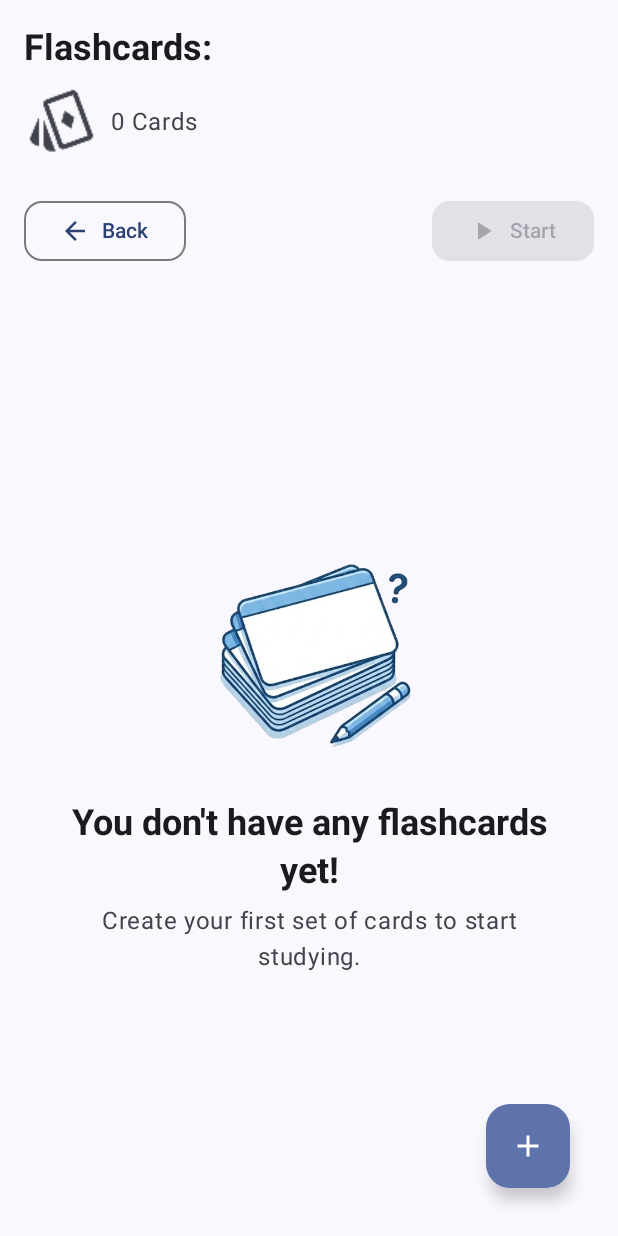
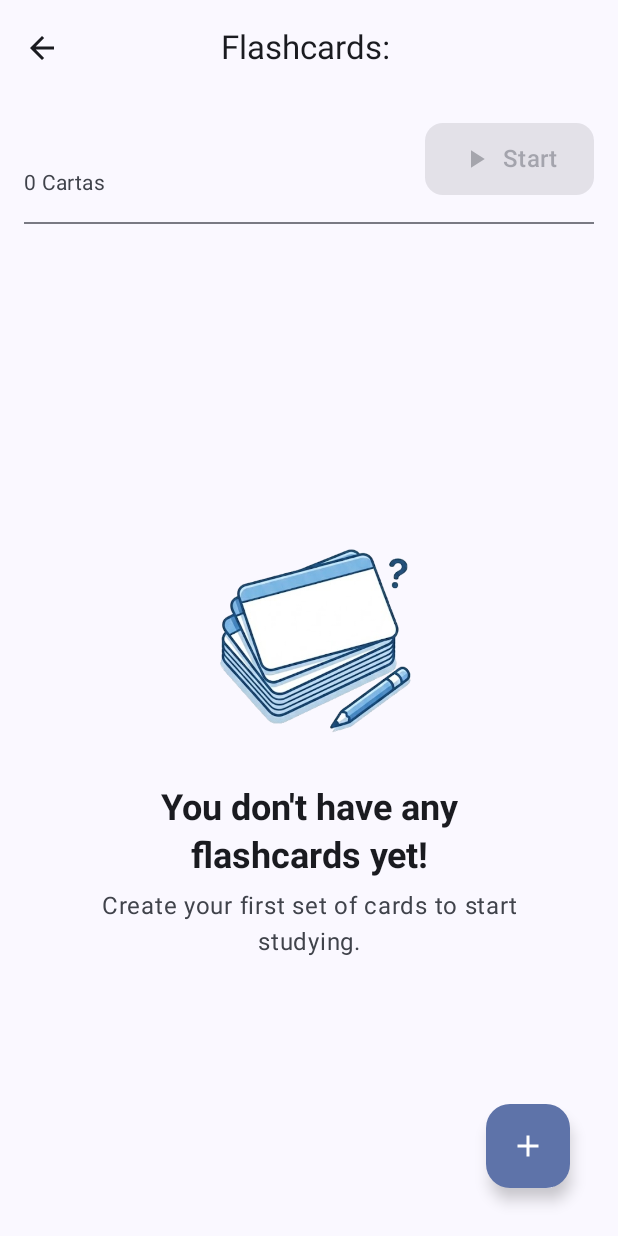
Before and after one commit to alexisgau/FlashMind, an Android app built with Jetpack Compose: the composable FlashCardScreen called with empty values, on a phone screen of 412 x 824 dp. Run offline under Robolectric (Android 15) with nearby library versions, the phone set to English and light mode, and no system bars; our stand-ins replace Dagger/Hilt's generated code, Firebase (no records; nobody signed in at launch, a user with empty details on screens opened directly), Room's generated code.

Commit message:
Refactor: Redesign FlashCard and StartLesson screens and update dependencies

```diff
--- a/app/build.gradle.kts
+++ b/app/build.gradle.kts
@@ -23,7 +23,7 @@ plugins {
 
 android {
     namespace = "com.alexisgau.synapai"
-    compileSdk = 35
+    compileSdk = 36
 
 
     defaultConfig {
--- a/app/src/main/java/com/alexisgau/synapai/data/network/AuthClient.kt
+++ b/app/src/main/java/com/alexisgau/synapai/data/network/AuthClient.kt
@@ -226,7 +226,7 @@ class AuthClient @Inject constructor(
 
         } catch (e: GetCredentialException) {
             Log.e("AuthClient", "Error de Credential Manager: ${e.message}")
-            emit(AuthResponse.Error(context.getString(R.string.auth_error_google)))
+            emit(AuthResponse.Error(context.getString(R.string.auth_error_no_google_account)))
 
         } catch (e: Exception) {
             Log.e("AuthClient", "Error desconocido en signInWithGoogle: ${e.message}")
--- a/app/src/main/java/com/alexisgau/synapai/presentation/ui/flashcard/FlashCardScreen.kt
+++ b/app/src/main/java/com/alexisgau/synapai/presentation/ui/flashcard/FlashCardScreen.kt
@@ -28,14 +28,19 @@ import androidx.compose.material3.Button
 import androidx.compose.material3.ButtonDefaults
 import androidx.compose.material3.Card
 import androidx.compose.material3.CardDefaults
+import androidx.compose.material3.CenterAlignedTopAppBar
+import androidx.compose.material3.Divider
+import androidx.compose.material3.ExperimentalMaterial3Api
 import androidx.compose.material3.Icon
 import androidx.compose.material3.IconButton
 import androidx.compose.material3.MaterialTheme
 import androidx.compose.material3.OutlinedButton
 import androidx.compose.material3.Scaffold
+import androidx.compose.material3.Surface
 import androidx.compose.material3.Text
 import androidx.compose.runtime.Composable
 import androidx.compose.runtime.LaunchedEffect
+import androidx.compose.runtime.getValue
 import androidx.compose.ui.Alignment
 import androidx.compose.ui.Modifier
 import androidx.compose.ui.draw.clip
@@ -48,14 +53,17 @@ import androidx.compose.ui.res.painterResource
 import androidx.compose.ui.res.stringResource
 import androidx.compose.ui.text.font.FontWeight
 import androidx.compose.ui.text.style.TextAlign
+import androidx.compose.ui.text.style.TextOverflow
 import androidx.compose.ui.tooling.preview.Preview
 import androidx.compose.ui.unit.dp
 import androidx.hilt.navigation.compose.hiltViewModel
 import androidx.lifecycle.compose.collectAsStateWithLifecycle
 import com.alexisgau.synapai.R
+import com.alexisgau.synapai.domain.model.FlashCard
 import com.alexisgau.synapai.presentation.ui.addflashcardai.AddFlashCardFab
 
 
+@OptIn(ExperimentalMaterial3Api::class)
 @Composable
 fun FlashCardScreen(
     lessonId: Int,
@@ -67,15 +75,23 @@ fun FlashCardScreen(
     navigateToLessons: () -> Unit,
     viewModel: FlashCardListViewModel = hiltViewModel(),
 ) {
-    val flashCards = viewModel.flashCards.collectAsStateWithLifecycle()
-
+    val flashCards by viewModel.flashCards.collectAsStateWithLifecycle()
 
     LaunchedEffect(key1 = lessonId) {
         viewModel.loadFlashCardsByLesson(lessonId)
     }
 
-
     Scaffold(
+        topBar = {
+            CenterAlignedTopAppBar(
+                title = { Text(stringResource(id = R.string.flashcards_title, lessonName)) },
+                navigationIcon = {
+                    IconButton(onClick = navigateToLessons) {
+                        Icon(Icons.Default.ArrowBack, contentDescription = "Atrás")
+                    }
+                }
+            )
+        },
         floatingActionButton = {
             AddFlashCardFab(
                 onManualClick = { navigateToAddFlashCardManual(lessonId) },
@@ -86,107 +102,134 @@ fun FlashCardScreen(
         Column(
             modifier = Modifier
                 .fillMaxSize()
-                .padding(innerPadding),
+                .padding(innerPadding)
+                .padding(horizontal = 16.dp)
         ) {
 
-            Column(
-                modifier = Modifier
-                    .fillMaxWidth()
-                    .padding(horizontal = 16.dp, vertical = 16.dp)
-            ) {
-                Text(
-                    text = stringResource(id = R.string.flashcards_title, lessonName),
-                    style = MaterialTheme.typography.headlineSmall,
-                    fontWeight = FontWeight.Bold,
-                    color = MaterialTheme.colorScheme.onSurface
-                )
-
-                Spacer(modifier = Modifier.height(8.dp))
-
-                Row(
-                    verticalAlignment = Alignment.CenterVertically
-                ) {
-                    Icon(
-                        painter = painterResource(R.drawable.playing_cards),
-                        contentDescription = stringResource(
-                            id = R.string.flashcards_counter,
-                            flashCards.value.size
-                        ),
-                        tint = MaterialTheme.colorScheme.onSurfaceVariant
-                    )
-                    Spacer(modifier = Modifier.width(8.dp))
-                    Text(
-                        text = stringResource(
-                            id = R.string.flashcards_counter,
-                            flashCards.value.size
-                        ),
-                        style = MaterialTheme.typography.bodyLarge,
-                        color = MaterialTheme.colorScheme.onSurfaceVariant
-                    )
-                }
-            }
-
             Row(
-                modifier = Modifier
-                    .fillMaxWidth()
-                    .padding(horizontal = 16.dp, vertical = 8.dp),
+                modifier = Modifier.fillMaxWidth().padding(vertical = 16.dp),
                 horizontalArrangement = Arrangement.SpaceBetween,
                 verticalAlignment = Alignment.CenterVertically
             ) {
-                OutlinedButton(
-                    onClick = { navigateToLessons() },
-                    shape = RoundedCornerShape(12.dp),
-                    colors = ButtonDefaults.outlinedButtonColors(
-                        contentColor = MaterialTheme.colorScheme.primary
+                Column {
+                    Text(
+                        text = lessonName,
+                        style = MaterialTheme.typography.headlineSmall,
+                        fontWeight = FontWeight.Bold
                     )
-                ) {
-                    Icon(
-                        imageVector = Icons.Default.ArrowBack,
-                        contentDescription = stringResource(id = R.string.back),
-                        modifier = Modifier.size(20.dp)
+                    Text(
+                        text = "${flashCards.size} Cartas",
+                        style = MaterialTheme.typography.bodyMedium,
+                        color = MaterialTheme.colorScheme.onSurfaceVariant
                     )
-                    Spacer(Modifier.width(8.dp))
-                    Text(text = stringResource(id = R.string.back))
                 }
 
                 Button(
                     onClick = { navigateToStartGame(lessonId) },
                     shape = RoundedCornerShape(12.dp),
-                    enabled = flashCards.value.isNotEmpty(),
-                    elevation = ButtonDefaults.buttonElevation(defaultElevation = 4.dp),
+                    enabled = flashCards.isNotEmpty(),
                     colors = ButtonDefaults.buttonColors(
-                        containerColor = Color(0xFF2b4778)
-                    )
+                        containerColor = MaterialTheme.colorScheme.primary
+                    ),
+                    contentPadding = PaddingValues(horizontal = 24.dp, vertical = 12.dp)
                 ) {
-                    Icon(
-                        imageVector = Icons.Default.PlayArrow,
-                        contentDescription = stringResource(id = R.string.start),
-                        modifier = Modifier.size(20.dp)
-                    )
+                    Icon(Icons.Default.PlayArrow, contentDescription = null, modifier = Modifier.size(20.dp))
                     Spacer(Modifier.width(8.dp))
-                    Text(text = stringResource(id = R.string.start))
+                    Text(text = stringResource(id = R.string.start), style = MaterialTheme.typography.titleMedium)
                 }
             }
 
-            if (flashCards.value.isEmpty()) {
+            Divider(color = MaterialTheme.colorScheme.outlineVariant)
+            Spacer(modifier = Modifier.height(16.dp))
+
+            if (flashCards.isEmpty()) {
                 EmptyFlashcardList()
+
+            } else {
+                LazyColumn(
+                    contentPadding = PaddingValues(bottom = 80.dp),
+                    verticalArrangement = Arrangement.spacedBy(12.dp)
+                ) {
+                    items(flashCards) { flashcard ->
+                        FlashcardItemDesign(
+                            flashcard = flashcard,
+                            onEditClick = { navigateToEditFlashCard(flashcard.id) },
+                            onDeleteClick = { viewModel.deleteFlashCard(flashcard) }
+                        )
+                    }
+                }
+            }
+        }
+    }
+}
+
+@Composable
+fun FlashcardItemDesign(
+    flashcard: FlashCard,
+    onEditClick: () -> Unit,
+    onDeleteClick: () -> Unit
+) {
+    Card(
+        shape = RoundedCornerShape(16.dp),
+        border = BorderStroke(1.dp, MaterialTheme.colorScheme.outlineVariant),
+        colors = CardDefaults.cardColors(
+            containerColor = MaterialTheme.colorScheme.surface,
+        ),
+        modifier = Modifier.fillMaxWidth()
+    ) {
+        Row(
+            modifier = Modifier
+                .fillMaxWidth()
+                .padding(16.dp),
+            verticalAlignment = Alignment.CenterVertically,
+            horizontalArrangement = Arrangement.SpaceBetween
+        ) {
+            Row(
+                verticalAlignment = Alignment.CenterVertically,
+                modifier = Modifier.weight(1f)
+            ) {
+                // Icono tipo libro/carta
+                Surface(
+                    shape = RoundedCornerShape(8.dp),
+                    color = MaterialTheme.colorScheme.secondaryContainer,
+                    modifier = Modifier.size(40.dp)
+                ) {
+                    Box(contentAlignment = Alignment.Center) {
+                        Icon(
+                            painter = painterResource(R.drawable.flashcard), // Tu icono
+                            contentDescription = null,
+                            tint = MaterialTheme.colorScheme.onSecondaryContainer,
+                            modifier = Modifier.size(24.dp)
+                        )
+                    }
+                }
+
+                Spacer(modifier = Modifier.width(16.dp))
+
+                // Texto de la pregunta
+                Text(
+                    text = flashcard.question,
+                    style = MaterialTheme.typography.bodyLarge,
+                    fontWeight = FontWeight.Medium,
+                    maxLines = 1,
+                    overflow = TextOverflow.Ellipsis,
+                    color = MaterialTheme.colorScheme.onSurface
+                )
             }
 
-            LazyColumn(
-                modifier = Modifier.padding(26.dp),
-                contentPadding = PaddingValues(
-                    top = 0.dp,
-                    bottom = 80.dp,
-                ),
-                verticalArrangement = Arrangement.spacedBy(15.dp)
-            ) {
-                items(flashCards.value) { flashcard ->
-                    FlashcardItem(
-                        categoryName = "a",
-                        question = flashcard.question,
-                        imagePainter = painterResource(R.drawable.flashcard),
-                        onEditClick = { navigateToEditFlashCard(flashcard.id) },
-                        onDeleteClick = { viewModel.deleteFlashCard(flashcard) },
+            Row {
+                IconButton(onClick = onEditClick) {
+                    Icon(
+                        Icons.Default.Edit,
+                        contentDescription = "Editar",
+                        tint = MaterialTheme.colorScheme.onSurfaceVariant
+                    )
+                }
+                IconButton(onClick = onDeleteClick) {
+                    Icon(
+                        Icons.Default.Delete,
+                        contentDescription = "Borrar",
+                        tint = MaterialTheme.colorScheme.error
                     )
                 }
             }
```
Also changed, not shown: app/src/main/java/com/alexisgau/synapai/presentation/ui/lessonoptions/LessonsOptionsScreen.kt (+17 -12 lines), app/src/main/java/com/alexisgau/synapai/presentation/ui/onboarding/OnBoardingScreen.kt (+9 -5 lines), app/src/main/java/com/alexisgau/synapai/presentation/ui/startlesson/StartLessonScreen.kt (+87 -70 lines).
